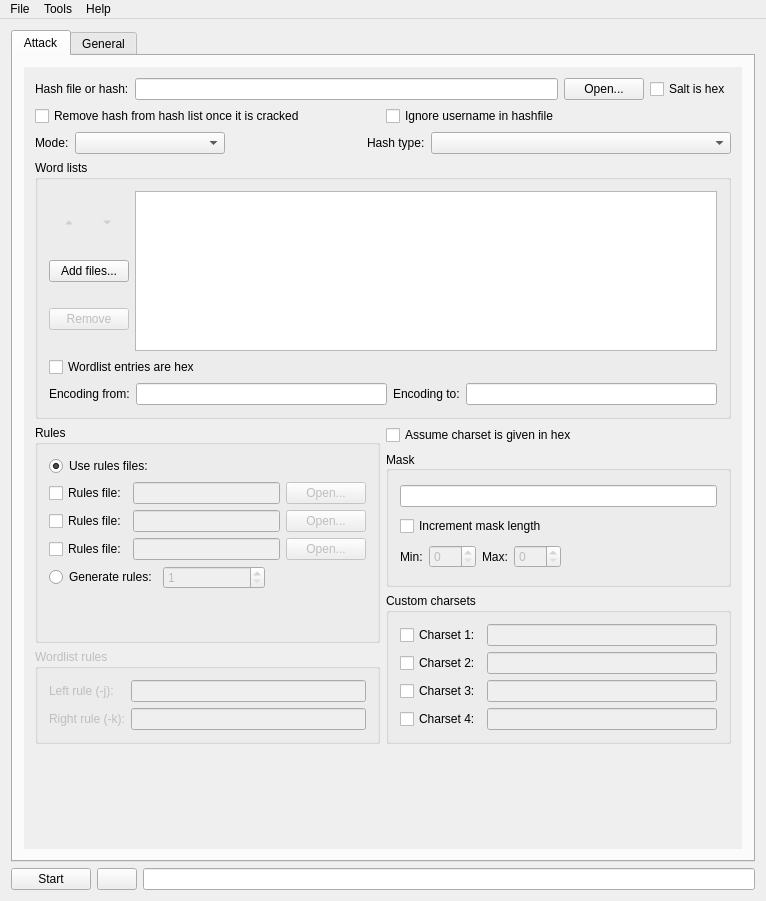
This is src/mainwindow.ui in rgroesslinger/hashcat-gui as Qt 5 draws it before an edit. The edited form follows.
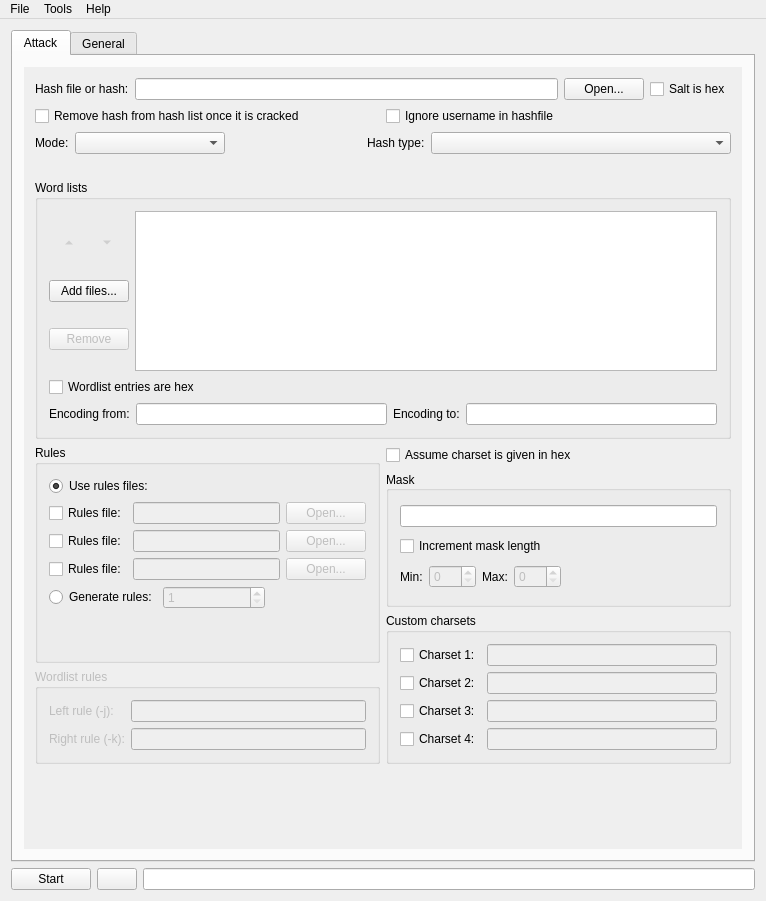
This is the edited form. Icons and pictures are not drawn.

Commit message:
Show what the attack mode needs and refuse a run that cannot work
The mode selector now says what the selected mode expects - the number
of word lists, a mask, or both - so the requirement is visible before the
user fills in the form and not only when the launch is refused.

Starting hashcat checks the same requirements first. A combination mode
with one or three word lists, a mask mode without a mask and increment
bounds that contradict each other are all refused with a message that
names what is missing, instead of leaving the user with a usage error in
the terminal.

```diff
--- a/src/mainwindow.ui
+++ b/src/mainwindow.ui
@@ -183,6 +183,22 @@
               </item>
              </layout>
             </item>
+            <item>
+             <widget class="QLabel" name="label_mode_hint">
+              <property name="sizePolicy">
+               <sizepolicy hsizetype="Preferred" vsizetype="Minimum">
+                <horstretch>0</horstretch>
+                <verstretch>0</verstretch>
+               </sizepolicy>
+              </property>
+              <property name="text">
+               <string/>
+              </property>
+              <property name="wordWrap">
+               <bool>true</bool>
+              </property>
+             </widget>
+            </item>
             <item>
              <widget class="QGroupBox" name="groupBox_wordlists">
               <property name="title">
```
The commit also changes 3 other files.
